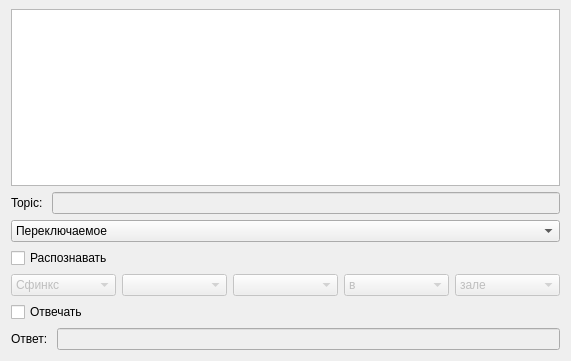
Above: adddevicedialog.ui from MrTrojan52/MERAGui before the change. Below: the same form after it.
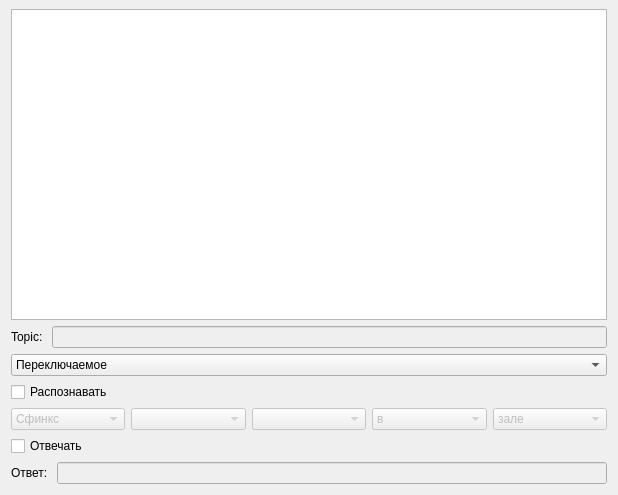
That is the form after the change. Custom widgets are drawn as their Qt base class.

```diff
--- a/adddevicedialog.ui
+++ b/adddevicedialog.ui
@@ -6,8 +6,8 @@
    <rect>
     <x>0</x>
     <y>0</y>
-    <width>571</width>
-    <height>361</height>
+    <width>618</width>
+    <height>495</height>
    </rect>
   </property>
   <property name="windowTitle">
```
